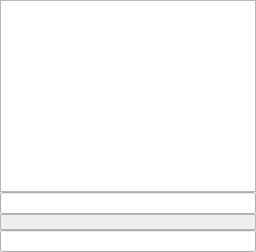
The window that examples/desktop/src/messageview.ui (communi/communi-desktop) describes before a commit, drawn with Qt 5.
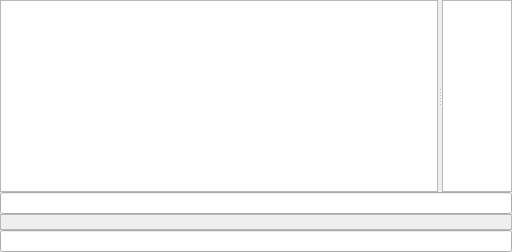
The same window after the commit. Custom widgets are drawn as their Qt base class.

Commit message: desktop ex: add nick list

```diff
--- a/examples/desktop/src/messageview.ui
+++ b/examples/desktop/src/messageview.ui
@@ -10,7 +10,17 @@
     <number>0</number>
    </property>
    <item>
+    <widget class="QSplitter" name="splitter">
+     <property name="orientation">
+      <enum>Qt::Horizontal</enum>
+     </property>
     <widget class="TextBrowser" name="textBrowser">
+      <property name="sizePolicy">
+       <sizepolicy hsizetype="Expanding" vsizetype="Expanding">
+        <horstretch>8</horstretch>
+        <verstretch>0</verstretch>
+       </sizepolicy>
+      </property>
      <property name="tabChangesFocus">
       <bool>true</bool>
      </property>
@@ -24,6 +34,21 @@
       <bool>true</bool>
      </property>
     </widget>
+     <widget class="QListView" name="listView">
+      <property name="sizePolicy">
+       <sizepolicy hsizetype="Expanding" vsizetype="Expanding">
+        <horstretch>1</horstretch>
+        <verstretch>0</verstretch>
+       </sizepolicy>
+      </property>
+      <property name="focusPolicy">
+       <enum>Qt::NoFocus</enum>
+      </property>
+      <property name="uniformItemSizes">
+       <bool>true</bool>
+      </property>
+     </widget>
+    </widget>
    </item>
    <item>
     <widget class="SearchEditor" name="searchEditor"/>
@@ -31,7 +56,7 @@
    <item>
     <widget class="QLabel" name="helpLabel">
      <property name="sizePolicy">
-      <sizepolicy hsizetype="Ignored" vsizetype="Preferred">
+      <sizepolicy hsizetype="Ignored" vsizetype="Maximum">
        <horstretch>0</horstretch>
        <verstretch>0</verstretch>
       </sizepolicy>
```
Lines whose indentation alone changed are shown as unchanged. The commit also changes 1 other file.
